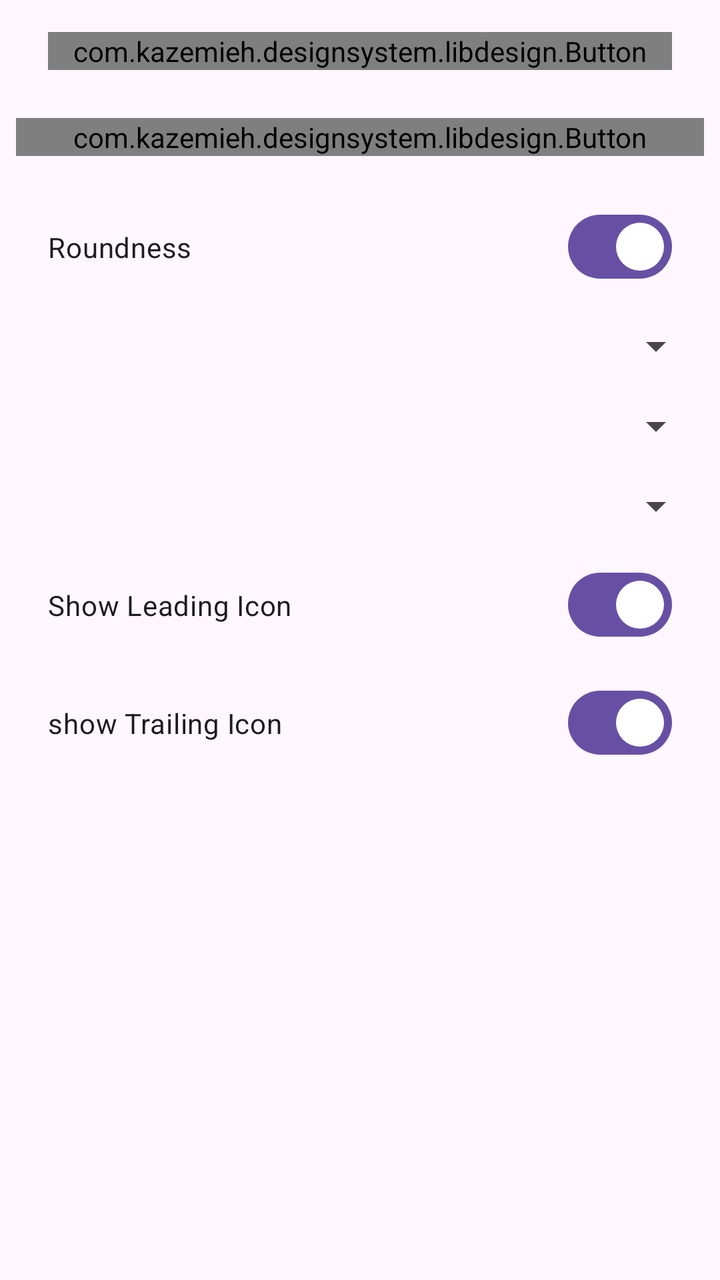
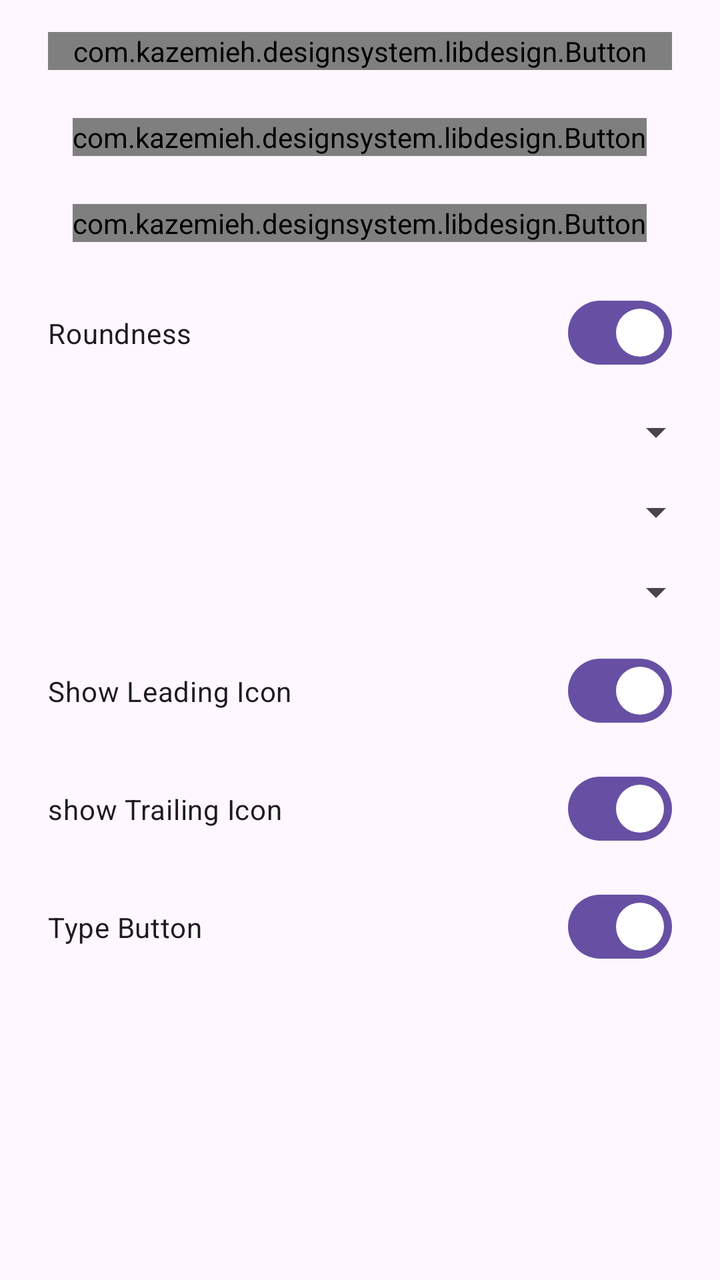

An Android layout rendered at two revisions. The XML below is the earlier revision; the diff shows what the commit changed to produce the second picture.
<!-- AndroidManifest.xml: application theme Theme.DesignSystem -->
<!-- res/layout/activity_main.xml -->
<?xml version="1.0" encoding="utf-8"?>
<layout xmlns:android="http://schemas.android.com/apk/res/android"
    xmlns:app="http://schemas.android.com/apk/res-auto"
    xmlns:tools="http://schemas.android.com/tools">

    <LinearLayout
        android:layout_width="match_parent"
        android:layout_height="match_parent"
        android:orientation="vertical"
        tools:context=".sample.MainActivity">


        <ScrollView
            android:layout_width="match_parent"
            android:layout_height="match_parent"
            tools:ignore="UselessParent">

            <LinearLayout
                android:layout_width="match_parent"
                android:layout_height="wrap_content"
                android:gravity="center_horizontal"
                android:orientation="vertical"
                android:padding="8dp">


                <com.kazemieh.designsystem.libdesign.Button
                    android:id="@+id/smallButtonXml"
                    android:layout_width="match_parent"
                    android:layout_height="match_parent"
                    android:layout_marginTop="8dp"
                    android:layout_marginBottom="16dp"
                    android:layout_marginHorizontal="16dp"
                    app:configurationButton="primary"
                    app:leadingIcon="@drawable/icon"
                    app:myCornerRadius="eight"
                    app:stateButton="enable"
                    app:styleButton="field"
                    app:text="small button xml"
                    app:trailingIcon="@drawable/icon" />

                <com.kazemieh.designsystem.libdesign.Button
                    android:id="@+id/smallButton"
                    android:layout_width="match_parent"
                    android:layout_height="wrap_content"
                    android:layout_marginTop="8dp"
                    android:layout_marginBottom="16dp"
                    android:paddingHorizontal="16dp" />

                <com.google.android.material.materialswitch.MaterialSwitch
                    android:id="@+id/switchRoundnessSmallButton"
                    android:layout_width="match_parent"
                    android:layout_height="wrap_content"
                    android:checked="true"
                    android:paddingHorizontal="16dp"
                    android:paddingVertical="20dp"
                    android:text="@string/roundness" />

                <Spinner
                    android:id="@+id/spinnerConfigurationSmallButton"
                    android:layout_width="match_parent"
                    android:layout_height="wrap_content"
                    android:paddingHorizontal="8dp"
                    android:paddingVertical="20dp" />

                <Spinner
                    android:id="@+id/spinnerStyleSmallButton"
                    android:layout_width="match_parent"
                    android:layout_height="wrap_content"
                    android:paddingHorizontal="8dp"
                    android:paddingVertical="20dp" />

                <Spinner
                    android:id="@+id/spinnerStateSmallButton"
                    android:layout_width="match_parent"
                    android:layout_height="wrap_content"
                    android:paddingHorizontal="8dp"
                    android:paddingVertical="20dp" />

                <com.google.android.material.materialswitch.MaterialSwitch
                    android:id="@+id/switchShowLeadingIconSmallButton"
                    android:layout_width="match_parent"
                    android:layout_height="wrap_content"
                    android:checked="true"
                    android:paddingHorizontal="16dp"
                    android:paddingVertical="20dp"
                    android:text="@string/show_leading_icon" />

                <com.google.android.material.materialswitch.MaterialSwitch
                    android:id="@+id/switchShowTrailingIconSmallButton"
                    android:layout_width="match_parent"
                    android:layout_height="wrap_content"
                    android:checked="true"
                    android:paddingHorizontal="16dp"
                    android:paddingVertical="20dp"
                    android:text="@string/show_trailing_icon" />
            </LinearLayout>

        </ScrollView>

    </LinearLayout>

</layout>
<!-- resources referenced by this layout -->
<resources>
  <!-- drawable icon (drawable) -->
  <vector xmlns:android="http://schemas.android.com/apk/res/android"
      android:width="20dp"
      android:height="20dp"
      android:viewportWidth="20"
      android:viewportHeight="20">
      <path
          android:fillColor="#673AB7"
          android:pathData="M15,10.833H10.833V15C10.833,15.458 10.458,15.833 10,15.833C9.542,15.833 9.167,15.458 9.167,15V10.833H5C4.542,10.833 4.167,10.458 4.167,10C4.167,9.542 4.542,9.167 5,9.167H9.167V5C9.167,4.542 9.542,4.167 10,4.167C10.458,4.167 10.833,4.542 10.833,5V9.167H15C15.458,9.167 15.833,9.542 15.833,10C15.833,10.458 15.458,10.833 15,10.833Z" />
  </vector>
  <string name="roundness">Roundness</string>
  <string name="show_leading_icon">Show Leading Icon</string>
  <string name="show_trailing_icon">show Trailing Icon</string>
  <style name="Theme.DesignSystem" parent="Base.Theme.DesignSystem" />
  <style name="Base.Theme.DesignSystem" parent="Theme.Material3.DayNight.NoActionBar">
          
          
      </style>
</resources>

<!-- the commit's change to res/layout/activity_main.xml (unified diff, before → after) -->
@@ -24,15 +24,32 @@
 
 
                 <com.kazemieh.designsystem.libdesign.Button
-                    android:id="@+id/smallButtonXml"
+                    android:id="@+id/smallButtonXml_1"
                     android:layout_width="match_parent"
                     android:layout_height="match_parent"
+                    android:layout_marginHorizontal="16dp"
                     android:layout_marginTop="8dp"
                     android:layout_marginBottom="16dp"
-                    android:layout_marginHorizontal="16dp"
                     app:configurationButton="primary"
                     app:leadingIcon="@drawable/icon"
                     app:myCornerRadius="eight"
+                    app:stateButton="enable"
+                    app:styleButton="field"
+                    app:buttonType="normal"
+                    app:text="small button xml"
+                    app:trailingIcon="@drawable/icon" />
+
+                <com.kazemieh.designsystem.libdesign.Button
+                    android:id="@+id/smallButtonXml_2"
+                    android:layout_width="wrap_content"
+                    android:layout_height="match_parent"
+                    android:layout_marginHorizontal="16dp"
+                    android:layout_marginTop="8dp"
+                    android:layout_marginBottom="16dp"
+                    app:configurationButton="primary"
+                    app:leadingIcon="@drawable/icon"
+                    app:myCornerRadius="hundred"
+                    app:buttonType="Icon"
                     app:stateButton="enable"
                     app:styleButton="field"
                     app:text="small button xml"
@@ -40,11 +57,11 @@
 
                 <com.kazemieh.designsystem.libdesign.Button
                     android:id="@+id/smallButton"
-                    android:layout_width="match_parent"
+                    android:layout_width="wrap_content"
                     android:layout_height="wrap_content"
                     android:layout_marginTop="8dp"
                     android:layout_marginBottom="16dp"
-                    android:paddingHorizontal="16dp" />
+                    android:layout_marginHorizontal="16dp" />
 
                 <com.google.android.material.materialswitch.MaterialSwitch
                     android:id="@+id/switchRoundnessSmallButton"
@@ -93,6 +110,16 @@
                     android:paddingHorizontal="16dp"
                     android:paddingVertical="20dp"
                     android:text="@string/show_trailing_icon" />
+
+
+                <com.google.android.material.materialswitch.MaterialSwitch
+                    android:id="@+id/switchTypeButton"
+                    android:layout_width="match_parent"
+                    android:layout_height="wrap_content"
+                    android:checked="true"
+                    android:paddingHorizontal="16dp"
+                    android:paddingVertical="20dp"
+                    android:text="@string/type_button" />
             </LinearLayout>
 
         </ScrollView>
<!-- resource entries referenced after the edit -->
@@ -13,6 +13,7 @@
   <string name="roundness">Roundness</string>
   <string name="show_leading_icon">Show Leading Icon</string>
   <string name="show_trailing_icon">show Trailing Icon</string>
+  <string name="type_button">Type Button</string>
   <style name="Theme.DesignSystem" parent="Base.Theme.DesignSystem" />
   <style name="Base.Theme.DesignSystem" parent="Theme.Material3.DayNight.NoActionBar">
           
